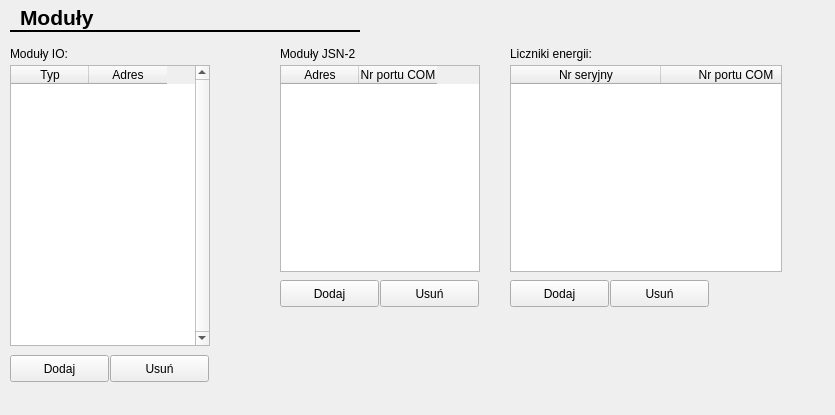
First picture: the form in CfgForms/ciomodulescfgform.ui, repository kaczmar55/koneor_v2, before the edit.
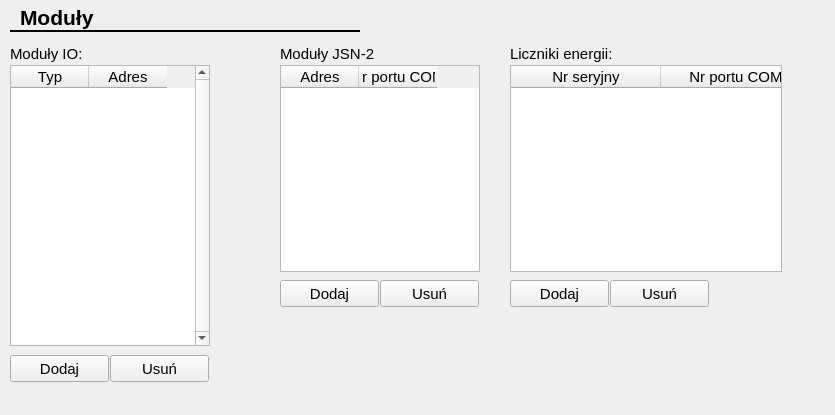
Second picture: the form after the edit.

What changed in the file:
```diff
--- a/CfgForms/ciomodulescfgform.ui
+++ b/CfgForms/ciomodulescfgform.ui
@@ -22,6 +22,11 @@
      <height>17</height>
     </rect>
    </property>
+   <property name="font">
+    <font>
+     <pointsize>11</pointsize>
+    </font>
+   </property>
    <property name="text">
     <string>Moduły IO:</string>
    </property>
@@ -35,6 +40,11 @@
      <height>17</height>
     </rect>
    </property>
+   <property name="font">
+    <font>
+     <pointsize>11</pointsize>
+    </font>
+   </property>
    <property name="text">
     <string>Liczniki energii:</string>
    </property>
@@ -48,6 +58,11 @@
      <height>207</height>
     </rect>
    </property>
+   <property name="font">
+    <font>
+     <pointsize>11</pointsize>
+    </font>
+   </property>
    <property name="verticalScrollBarPolicy">
     <enum>Qt::ScrollBarAlwaysOff</enum>
    </property>
@@ -95,6 +110,11 @@
      <height>27</height>
     </rect>
    </property>
+   <property name="font">
+    <font>
+     <pointsize>11</pointsize>
+    </font>
+   </property>
    <property name="text">
     <string>Usuń</string>
    </property>
@@ -108,6 +128,11 @@
      <height>17</height>
     </rect>
    </property>
+   <property name="font">
+    <font>
+     <pointsize>11</pointsize>
+    </font>
+   </property>
    <property name="text">
     <string>Moduły JSN-2</string>
    </property>
@@ -121,6 +146,11 @@
      <height>207</height>
     </rect>
    </property>
+   <property name="font">
+    <font>
+     <pointsize>11</pointsize>
+    </font>
+   </property>
    <property name="verticalScrollBarPolicy">
     <enum>Qt::ScrollBarAlwaysOff</enum>
    </property>
@@ -156,6 +186,11 @@
      <height>27</height>
     </rect>
    </property>
+   <property name="font">
+    <font>
+     <pointsize>11</pointsize>
+    </font>
+   </property>
    <property name="text">
     <string>Dodaj</string>
    </property>
@@ -169,6 +204,11 @@
      <height>27</height>
     </rect>
    </property>
+   <property name="font">
+    <font>
+     <pointsize>11</pointsize>
+    </font>
+   </property>
    <property name="text">
     <string>Usuń</string>
    </property>
@@ -182,6 +222,11 @@
      <height>27</height>
     </rect>
    </property>
+   <property name="font">
+    <font>
+     <pointsize>11</pointsize>
+    </font>
+   </property>
    <property name="text">
     <string>Dodaj</string>
    </property>
@@ -195,6 +240,11 @@
      <height>27</height>
     </rect>
    </property>
+   <property name="font">
+    <font>
+     <pointsize>11</pointsize>
+    </font>
+   </property>
    <property name="text">
     <string>Usuń</string>
    </property>
@@ -208,6 +258,11 @@
      <height>27</height>
     </rect>
    </property>
+   <property name="font">
+    <font>
+     <pointsize>11</pointsize>
+    </font>
+   </property>
    <property name="text">
     <string>Dodaj</string>
    </property>
@@ -221,6 +276,11 @@
      <height>281</height>
     </rect>
    </property>
+   <property name="font">
+    <font>
+     <pointsize>11</pointsize>
+    </font>
+   </property>
    <property name="verticalScrollBarPolicy">
     <enum>Qt::ScrollBarAlwaysOn</enum>
    </property>
```
